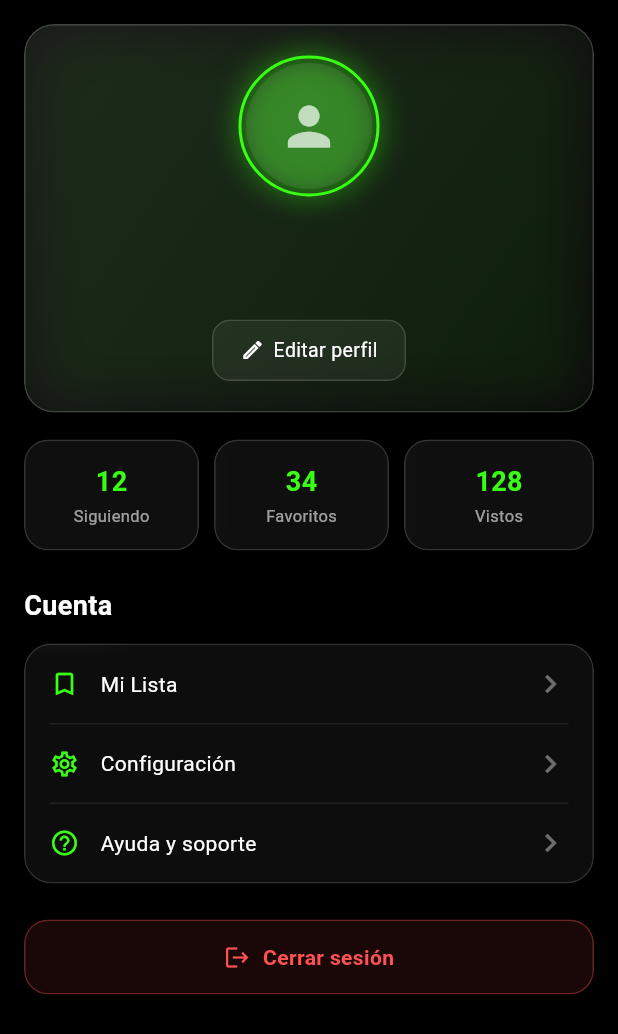
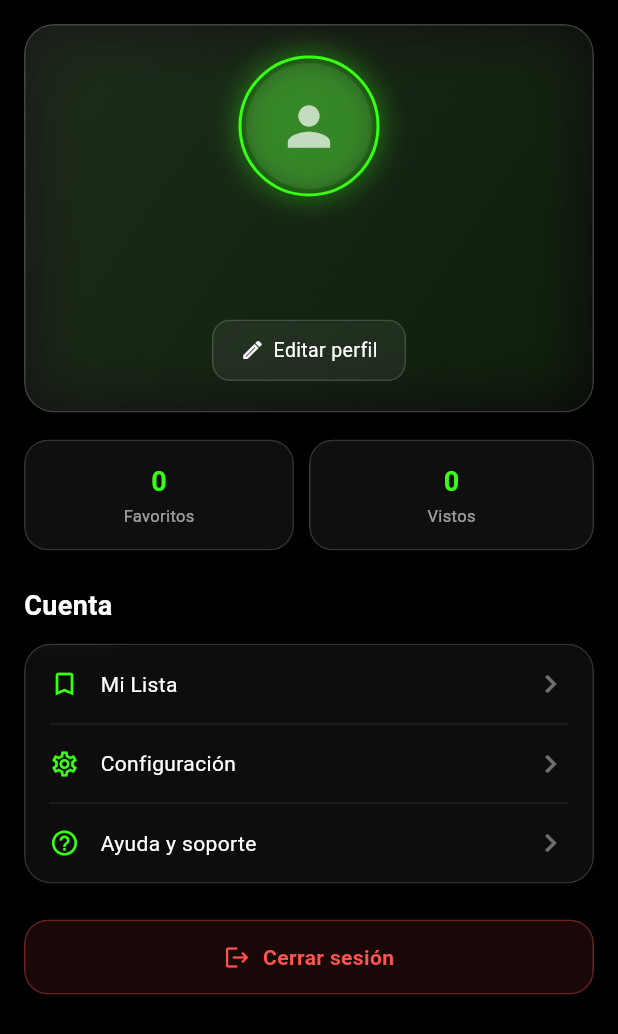
Before and after one commit to santvappcanal-mobile/SanTv_App, a Flutter app: the ProfileScreen widget shown alone on an empty page, opened directly with empty values, on a phone screen of 412 x 824 dp. Shown: the top 1034 px of the screen. Run offline on Flutter 3.47's test engine with Material 3 defaults, Android fonts, the phone set to English and light mode, and no system bars; our stand-ins replace flutter_secure_storage, socket_io_client; accounts and stored records are empty; network calls fail.

Commit message:
Cambios en la pagina profile, como editar name, y que aparezca en 0m los contadores

```diff
--- a/frontend/frontend/lib/pages/profile_screen.dart
+++ b/frontend/frontend/lib/pages/profile_screen.dart
@@ -209,13 +209,15 @@ class ProfileScreen extends StatelessWidget {
   }
 
   // ---------------------------------------------------------------
-  // Fila de estadísticas (ejemplo: seguidos, favoritos, vistos)
+  // Fila de estadísticas (Favoritos y Vistos)
+  // Nota: "Siguiendo" fue eliminado por decisión del proyecto.
+  // Favoritos y Vistos quedan fijos en 0 hasta que se implemente
+  // el conteo real en tiempo real.
   // ---------------------------------------------------------------
   Widget _buildStatsRow() {
     final stats = const [
-      {'label': 'Siguiendo', 'value': '12'},
-      {'label': 'Favoritos', 'value': '34'},
-      {'label': 'Vistos', 'value': '128'},
+      {'label': 'Favoritos', 'value': '0'},
+      {'label': 'Vistos', 'value': '0'},
     ];
 
     return Row(
```
